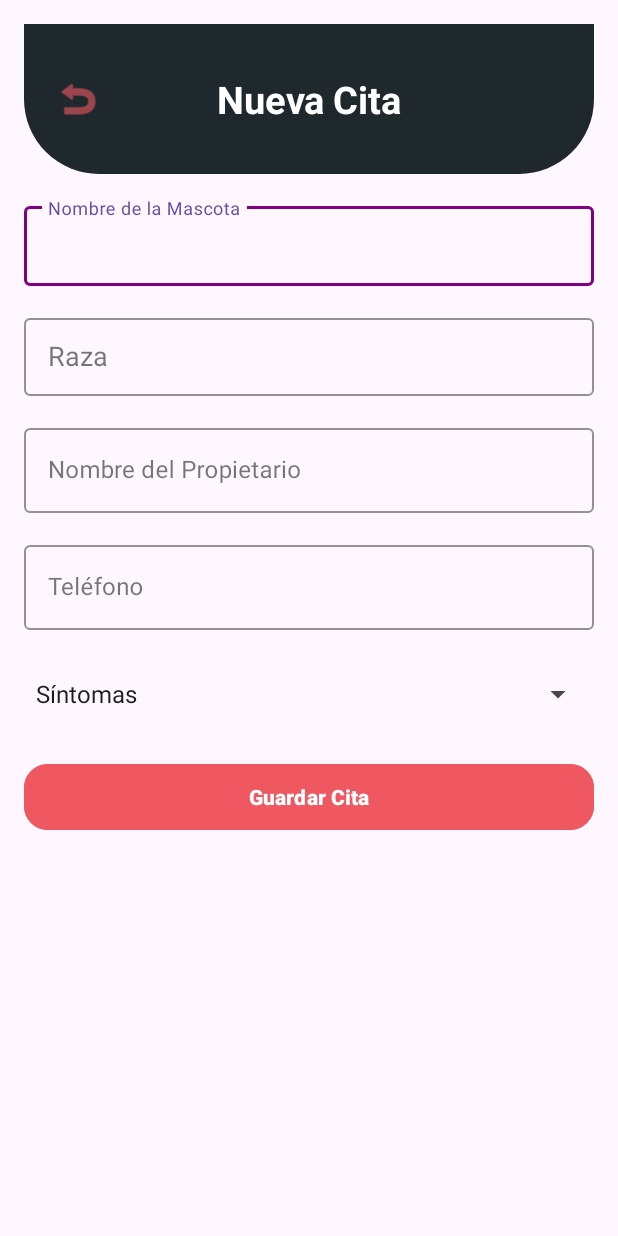
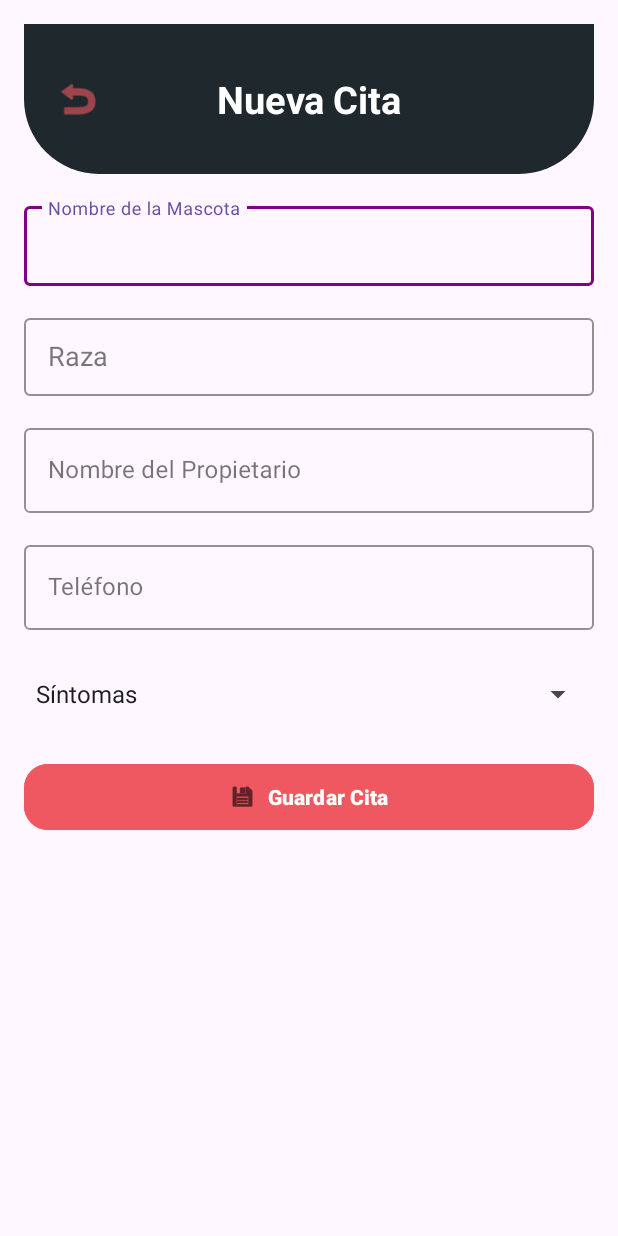
Before and after one commit to Carlos-39/equipoCatorce, an Android app: the screen it shows after launch (MainActivity), on a phone screen of 412 x 824 dp. Run offline under Robolectric (Android 15) with nearby library versions, the phone set to English and light mode, and no system bars; 1 statement that could not run was skipped.

Commit message:
Arreglando icono en el botón de Guardar Cita (Trabajando con Laura)

```diff
--- a/app/build.gradle.kts
+++ b/app/build.gradle.kts
@@ -88,4 +88,7 @@ dependencies {
 
     //Glide (Consumir imagenes API)
     implementation ("com.github.bumptech.glide:glide:4.12.0")
+
+    // NuevaCita
+    implementation ("com.google.android.material:material:1.10.0")
 }
--- a/app/src/main/res/layout/fragment_nueva_cita.xml
+++ b/app/src/main/res/layout/fragment_nueva_cita.xml
@@ -155,18 +155,20 @@
         android:id="@+id/btnGuardarCita"
         android:layout_width="0dp"
         android:layout_height="52dp"
+        android:layout_margin="16dp"
+        android:layout_marginTop="12dp"
+        android:backgroundTint="#F05861"
+        android:enabled="false"
+        app:icon="@android:drawable/ic_menu_save"
+        app:iconTint="@android:color/black"
         android:text="@string/guardar_cita"
         android:textColor="@android:color/white"
         android:textStyle="bold"
-        android:icon="@android:drawable/ic_menu_save"
-        android:iconTint="@android:color/white"
-        app:iconPadding="8dp"
-        android:backgroundTint="#F05861"
         app:cornerRadius="16dp"
-        app:layout_constraintTop_toBottomOf="@id/spinnerSintomas"
+        app:iconGravity="textStart"
+        app:layout_constraintEnd_toEndOf="parent"
         app:layout_constraintStart_toStartOf="parent"
-        app:layout_constraintEnd_toEndOf="parent"
-        android:layout_margin="16dp"
-        android:enabled="false"/>
+        app:layout_constraintTop_toBottomOf="@id/spinnerSintomas" />
+
 
 </androidx.constraintlayout.widget.ConstraintLayout>
--- a/app/src/main/res/values/strings.xml
+++ b/app/src/main/res/values/strings.xml
@@ -7,4 +7,7 @@
     <string name="hint_nombre_propietario">Nombre del Propietario</string>
     <string name="hint_telefono">Teléfono</string>
     <string name="guardar_cita">Guardar Cita</string>
+    <!-- TODO: Remove or change this placeholder text -->
+    <string name="hello_blank_fragment">Hello blank fragment</string>
+    <string name="nueva_cita">Nueva Cita</string>
 </resources>
```
